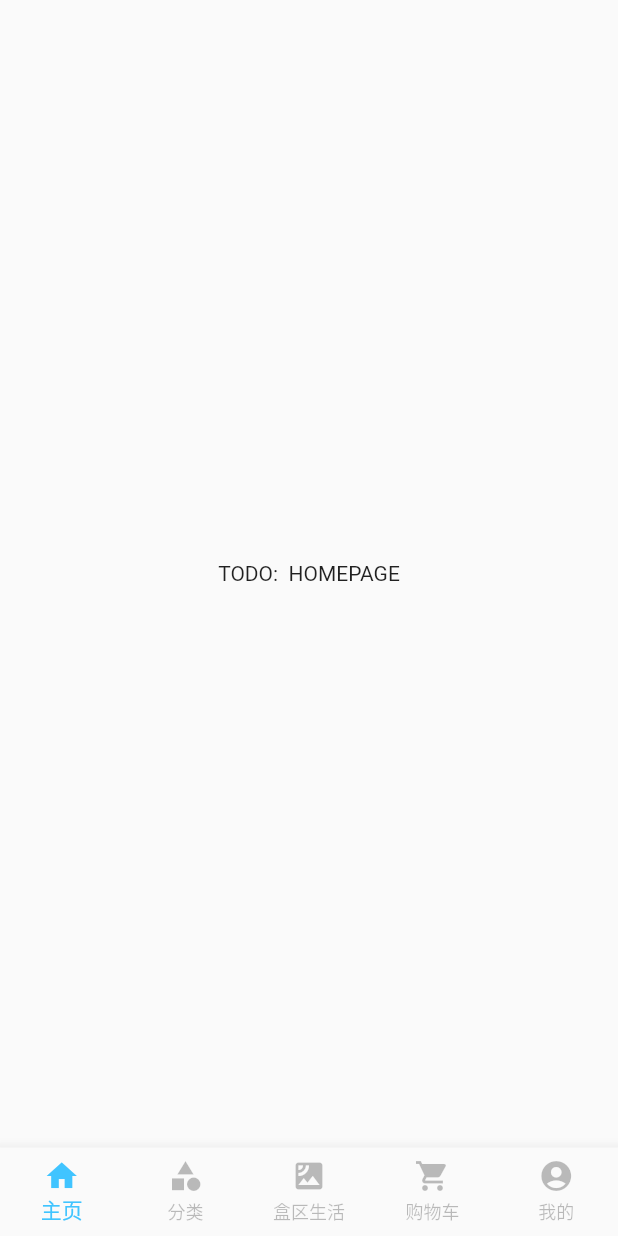
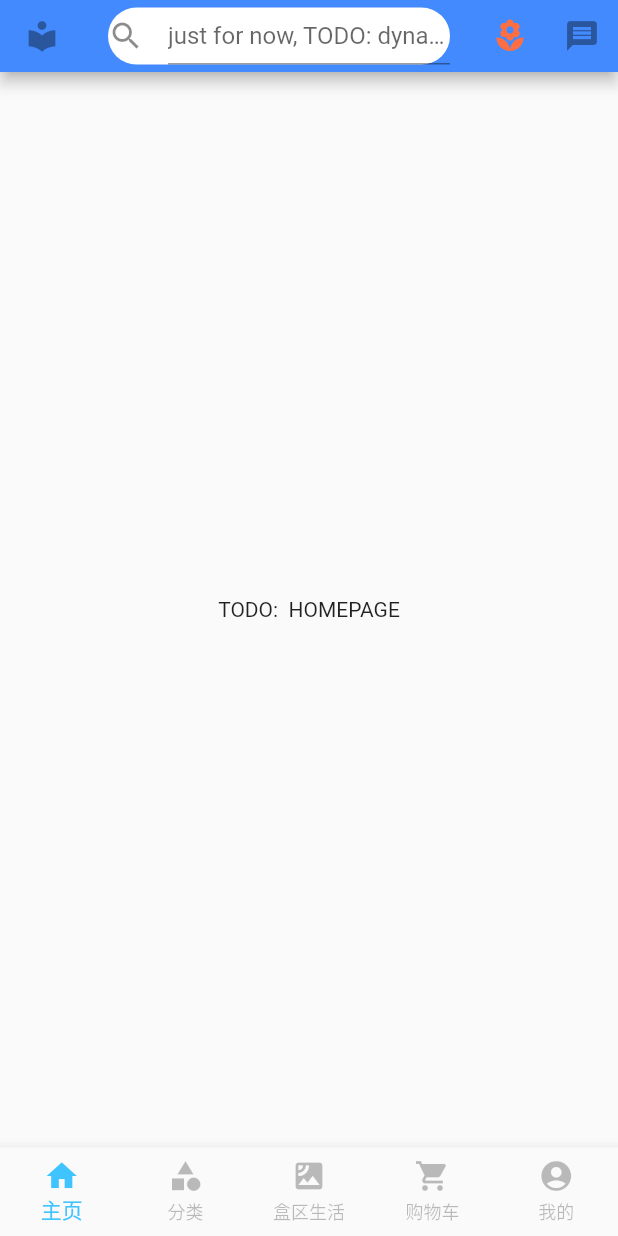
Before and after one commit to qianhao-girl/flutter-hema-playground, a Flutter app: the screen it shows after launch, on a phone screen of 412 x 824 dp. Run offline on Flutter 3.47's test engine with Material 2 defaults, Android fonts, the phone set to English and light mode, and no system bars.

Commit message:
add homepage top bar view

```diff
--- a/lib/main.dart
+++ b/lib/main.dart
@@ -1,5 +1,7 @@
 import 'package:flutter/material.dart';
-import 'package:font_awesome_flutter/font_awesome_flutter.dart';
+//import 'package:font_awesome_flutter/font_awesome_flutter.dart';
+import 'package:mywinflutterapp/models/HomePageTopBar.dart';
+//import 'package:mywinflutterapp/widgets/CategoriesPage.dart';
 
 void main() => runApp(MyApp());
 
@@ -48,6 +50,10 @@ class _MyHomePageState extends State<MyHomePage> {
   final List<Widget> _children = [
     HomePage(), CategoriesPage(), HeMaLifePage(), CartPage(), MyAccountPage(),
   ];
+//  final HomePageTopBar _homePageTopBar = HomePageTopBar();
+  final List<Widget> _topBars = new List.generate(5, (int index) => index, growable: false).map(
+      (int value) => new PreferredSize(child: new HomePageTopBar(), preferredSize: Size.fromHeight(48))
+  ).toList();
   int _currentIndex = 0;
 
   void _onTapTaped(int index){
@@ -65,6 +71,7 @@ class _MyHomePageState extends State<MyHomePage> {
     // fast, so that you can just rebuild anything that needs updating rather
     // than having to individually change instances of widgets.
     return Scaffold(
+      appBar:_topBars[_currentIndex],
       body: _children[_currentIndex],
       bottomNavigationBar: BottomNavigationBar(
         type: BottomNavigationBarType.fixed,
@@ -96,6 +103,8 @@ class _HomePageState extends State<HomePage>{
     return Center(child: Text("TODO:  HOMEPAGE"));
   }
 }
+
+
 
 
 class CategoriesPage extends StatefulWidget{
--- /dev/null
+++ b/lib/models/HomePageTopBar.dart
@@ -0,0 +1,47 @@
+import 'package:flutter/material.dart';
+
+class HomePageTopBar extends StatefulWidget{
+  @override
+  _HomePageTopBar createState() => _HomePageTopBar();
+}
+
+class _HomePageTopBar extends State<HomePageTopBar>{
+  TextEditingController _searchBarController = TextEditingController();
+
+  @override
+  build(BuildContext context){
+    return new AppBar(
+      backgroundColor: Colors.blueAccent,
+      leading: IconButton(
+          icon:Icon(Icons.local_library),
+          onPressed: null,
+      ),
+      title: Container(
+        height: 38,
+        decoration:BoxDecoration(
+          color: Colors.white,
+          borderRadius: BorderRadius.circular(19),
+        ),
+        child:TextField(
+          controller: _searchBarController,
+          decoration: InputDecoration(
+            icon: Icon(Icons.search),
+            hintText:"just for now, TODO: dynamatic value"
+          ),
+        ),
+      ),
+      actions: <Widget>[
+        IconButton(
+          icon: Icon(Icons.local_florist,color: Colors.deepOrangeAccent),
+          onPressed:null,
+        ),
+        IconButton(
+          icon: Icon(Icons.message),
+          onPressed:null,
+        ),
+      ],
+
+    );
+  }
+
+}
```
Also changed, not shown: lib/models/Product.dart (added, +30 -0 lines), 1 other file.
